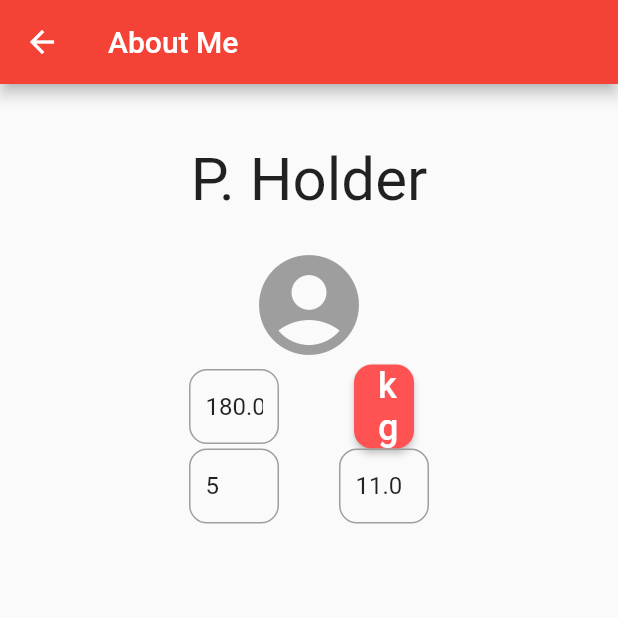
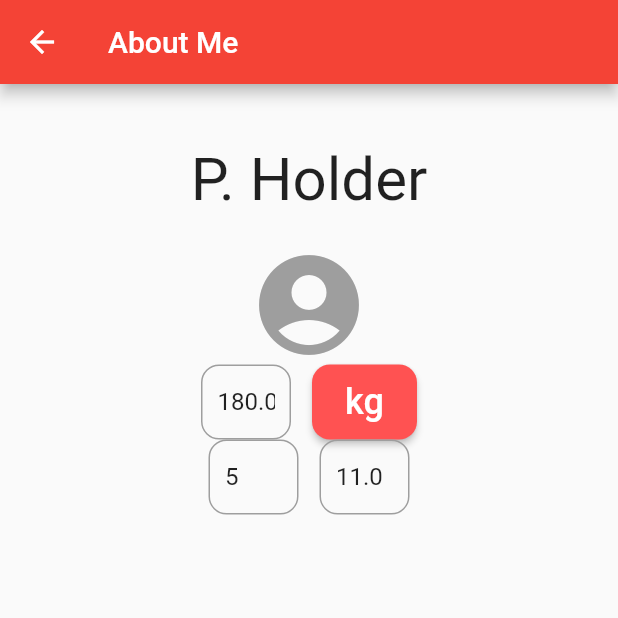
Before and after one commit to GDSCUTM-CommunityProjects/RedEat, a Flutter app: the MePage screen opened by its route, on a phone screen of 412 x 824 dp, the top half of it. Run offline on Flutter 3.47's test engine with Material 2 defaults, Android fonts, the phone set to English and light mode, and no system bars.

Commit message:
RED-27 weight field can dynamically convert when changed

```diff
--- a/src/lib/Pages/MePage.dart
+++ b/src/lib/Pages/MePage.dart
@@ -74,7 +74,7 @@ class _MePageState extends State<MePage> {
           mainAxisAlignment: MainAxisAlignment.center,
           children: [
             Padding(
-              padding: EdgeInsets.symmetric(horizontal: 20),
+              padding: EdgeInsets.symmetric(horizontal: 7),
               child: Container(
                 width: 60,
                 decoration: BoxDecoration(
@@ -85,6 +85,9 @@ class _MePageState extends State<MePage> {
                 child: Padding(
                   padding: EdgeInsets.symmetric(horizontal: 10),
                   child: TextField(
+                    onChanged: (value) => setState(() {
+                      (value.length == 0) ? weight = 0 : weight = double.parse(value);
+                    }),
                     decoration: InputDecoration(
                       border: InputBorder.none,
                       hintText: (isLbs) ? "lbs" : "kg",
@@ -96,9 +99,9 @@ class _MePageState extends State<MePage> {
               ),
             ),
             Padding(
-              padding: const EdgeInsets.symmetric(horizontal: 30.0),
+              padding: const EdgeInsets.symmetric(horizontal: 7),
               child: Container(
-                width: 40,
+                width: 70,
                 child: ElevatedButton(
                     style: ElevatedButton.styleFrom(
                         backgroundColor: Colors.redAccent,
@@ -123,7 +126,7 @@ class _MePageState extends State<MePage> {
           mainAxisAlignment: MainAxisAlignment.center,
           children: [
             Padding(
-              padding: EdgeInsets.symmetric(horizontal: 20),
+              padding: EdgeInsets.symmetric(horizontal: 7),
               child: Container(
                 width: 60,
                 decoration: BoxDecoration(
@@ -145,7 +148,7 @@ class _MePageState extends State<MePage> {
               ),
             ),
             Padding(
-              padding: EdgeInsets.symmetric(horizontal: 20),
+              padding: EdgeInsets.symmetric(horizontal: 7),
               child: Container(
                 width: 60,
                 decoration: BoxDecoration(
```
